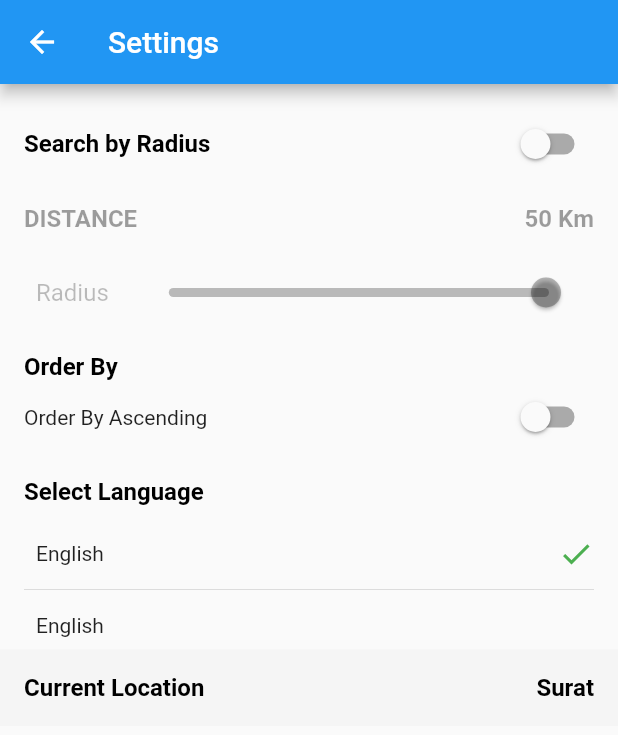
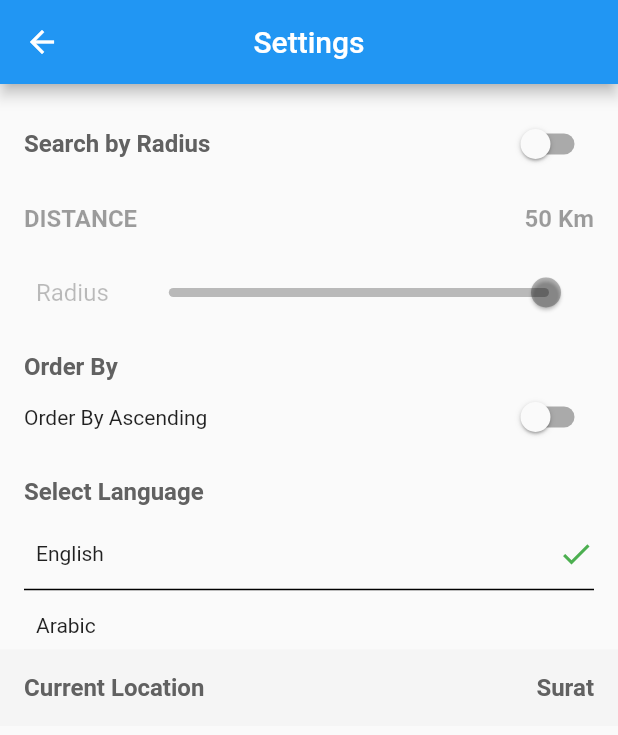
Before and after one commit to viveky259259/medical_poc, a Flutter app: the SettingsUI screen opened directly, on a phone screen of 412 x 824 dp. Shown: the top 735 px of the screen. Run offline on Flutter 3.47's test engine with Material 2 defaults, Android fonts, the phone set to English and light mode, and no system bars; our stand-ins replace font_awesome_flutter, intro_slider; missing offline and left inert: grouped_buttons.

Commit message:
final touchup

```diff
--- a/lib/about_us/about_us.dart
+++ b/lib/about_us/about_us.dart
@@ -6,6 +6,7 @@ class AboutUsUI extends StatelessWidget {
     return Scaffold(
       appBar: AppBar(
         title: Text('About Us'),
+        centerTitle: true,
       ),
       body: Container(
         color: Colors.white,
--- a/lib/main.dart
+++ b/lib/main.dart
@@ -1,6 +1,5 @@
 import 'package:flutter/material.dart';
-
-import 'dashboard/dashboard.dart';
+import 'package:medical_poc/splash/splash.dart';
 
 void main() => runApp(MyApp());
 
@@ -22,6 +21,6 @@ class MyApp extends StatelessWidget {
           // is not restarted.
           primarySwatch: Colors.blue,
         ),
-        home: DashboardUI());
+        home: SplashUI());
   }
 }
--- a/lib/setting/settings.dart
+++ b/lib/setting/settings.dart
@@ -9,11 +9,13 @@ class _SettingsUIState extends State<SettingsUI> {
   double sliderValue = 1;
   bool hasSearchByRadius = false;
   bool hasOrderByAscending = false;
+
   @override
   Widget build(BuildContext context) {
     return Scaffold(
       appBar: AppBar(
         title: Text("Settings"),
+        centerTitle: true,
       ),
       body: Column(
         mainAxisAlignment: MainAxisAlignment.start,
@@ -27,7 +29,7 @@ class _SettingsUIState extends State<SettingsUI> {
                 Text(
                   'Search by Radius',
                   style: TextStyle(
-                      color: Colors.black,
+                      color: Colors.grey.shade700,
                       fontSize: 16,
                       fontWeight: FontWeight.bold),
                 ),
@@ -50,14 +52,14 @@ class _SettingsUIState extends State<SettingsUI> {
                 Text(
                   'DISTANCE',
                   style: TextStyle(
-                      color: Colors.black38,
+                      color: hasSearchByRadius ? Colors.black : Colors.black38,
                       fontSize: 16,
                       fontWeight: FontWeight.bold),
                 ),
                 Text(
                   "50 Km",
                   style: TextStyle(
-                      color: Colors.black38,
+                      color: hasSearchByRadius ? Colors.black : Colors.black38,
                       fontSize: 16,
                       fontWeight: FontWeight.bold),
                 )
@@ -71,7 +73,7 @@ class _SettingsUIState extends State<SettingsUI> {
                 Text(
                   'Radius',
                   style: TextStyle(
-                    color: Colors.black26,
+                    color: hasSearchByRadius ? Colors.black : Colors.black26,
                     fontSize: 16,
                   ),
                 ),
@@ -80,8 +82,10 @@ class _SettingsUIState extends State<SettingsUI> {
                 ),
                 Expanded(
                   child: Slider(
-                    activeColor: Colors.black26,
-                    inactiveColor: Colors.black26,
+                    activeColor:
+                        hasSearchByRadius ? Colors.black : Colors.black26,
+                    inactiveColor:
+                        hasSearchByRadius ? Colors.black : Colors.black26,
                     value: sliderValue,
                     max: 1,
                     min: 0,
@@ -100,7 +104,7 @@ class _SettingsUIState extends State<SettingsUI> {
             child: Text(
               "Order By",
               style: TextStyle(
-                  color: Colors.black,
+                  color: Colors.grey.shade700,
                   fontSize: 16,
                   fontWeight: FontWeight.bold),
             ),
@@ -127,7 +131,7 @@ class _SettingsUIState extends State<SettingsUI> {
             child: Text(
               "Select Language",
               style: TextStyle(
-                  color: Colors.black,
+                  color: Colors.grey.shade700,
                   fontSize: 16,
                   fontWeight: FontWeight.bold),
             ),
@@ -152,12 +156,15 @@ class _SettingsUIState extends State<SettingsUI> {
                     )
                   ],
                 ),
-                Divider(),
+                Divider(
+                  color: Colors.black,
+                  thickness: 1,
+                ),
                 Row(
                   children: <Widget>[
                     Padding(
                       padding: const EdgeInsets.all(8.0),
-                      child: Text("English"),
+                      child: Text("Arabic"),
                     ),
                   ],
                 )
@@ -174,14 +181,14 @@ class _SettingsUIState extends State<SettingsUI> {
                 Text(
                   "Current Location",
                   style: TextStyle(
-                      color: Colors.black,
+                      color: Colors.grey.shade700,
                       fontSize: 16,
                       fontWeight: FontWeight.bold),
                 ),
                 Text(
                   "Surat",
                   style: TextStyle(
-                      color: Colors.black,
+                      color: Colors.grey.shade700,
                       fontSize: 16,
                       fontWeight: FontWeight.bold),
                 ),
```
Also changed, not shown: lib/dashboard/dashboard.dart (+12 -11 lines), lib/login/login.ui.dart (+20 -1 lines), lib/registration/registration.dart (+32 -6 lines), assets/user.png (added).
